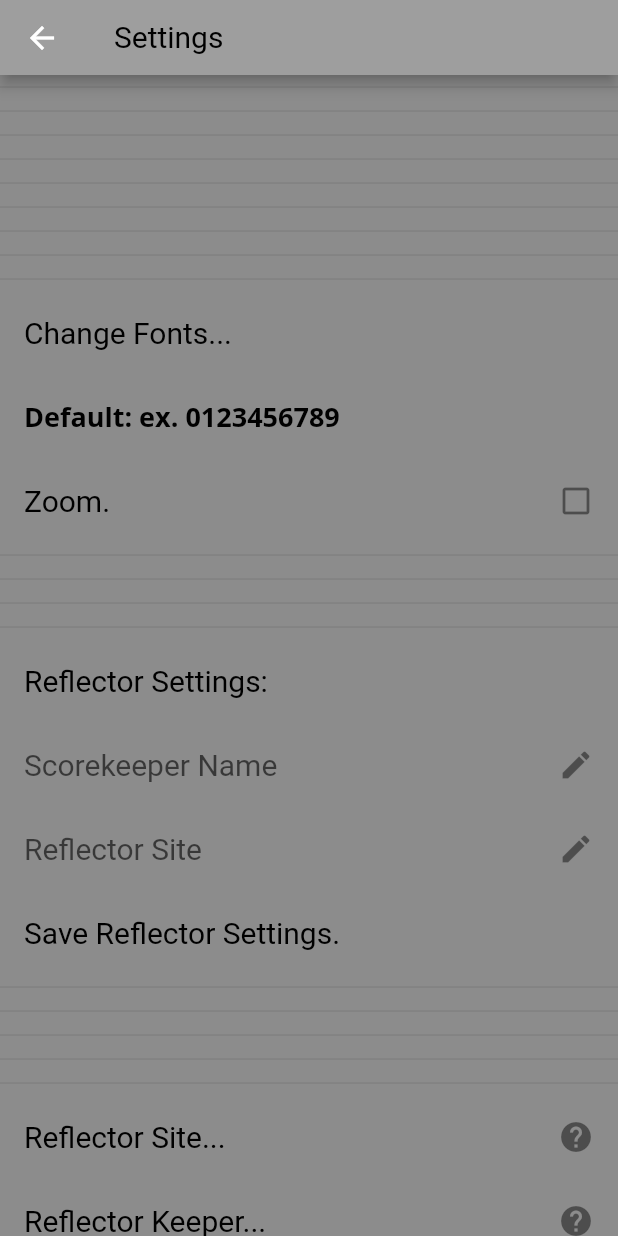
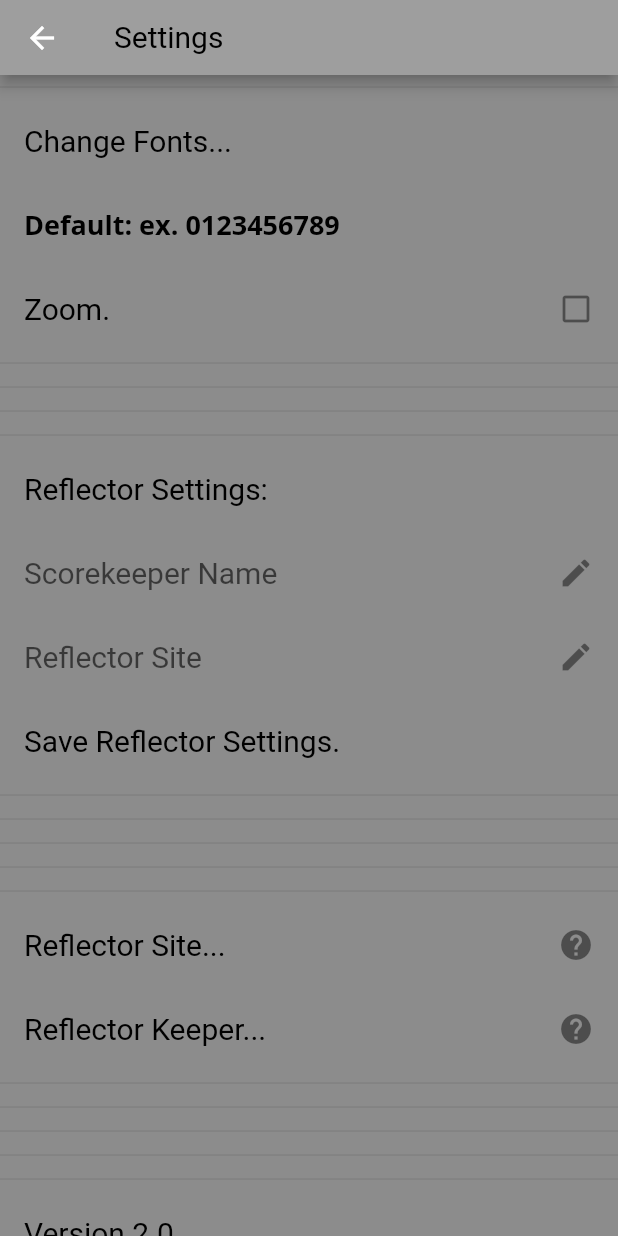
Before and after one commit to alpiepho/scoreboard_tap_tn2, a Flutter app: the SettingsModal screen opened directly with empty values, on a phone screen of 412 x 824 dp. Run offline on Flutter 3.47's test engine with Material 2 defaults, Android fonts, the phone set to English and light mode, and no system bars; our stand-ins replace file_picker, google_fonts, shared_preferences, url_launcher_web; missing offline and left inert: shared_preferences_web; accounts and stored records are empty.

Commit message:
some cleanup of settings

```diff
--- a/lib/components/settings_modal.dart
+++ b/lib/components/settings_modal.dart
@@ -564,10 +564,10 @@ class _SettingsModal extends State<SettingsModal> {
             //   //trailing: new Icon(Icons.done),
             //   onTap: onDone as void Function()?,
             // ),
-            Divider(),
-            Divider(),
-            Divider(),
-            Divider(),
+            // Divider(),
+            // Divider(),
+            // Divider(),
+            // Divider(),
             // new ListTile(
             //   title: new Text(
             //     'Last Point Marker.',
@@ -618,10 +618,10 @@ class _SettingsModal extends State<SettingsModal> {
             //       : Icons.check_box_outline_blank),
             //   onTap: onSets5Changed,
             // ),
-            Divider(),
-            Divider(),
-            Divider(),
-            Divider(),
+            // Divider(),
+            // Divider(),
+            // Divider(),
+            // Divider(),
             new ListTile(
               title: new Text(
                 'Change Fonts...',
```
Also changed, not shown: 2 other files.
